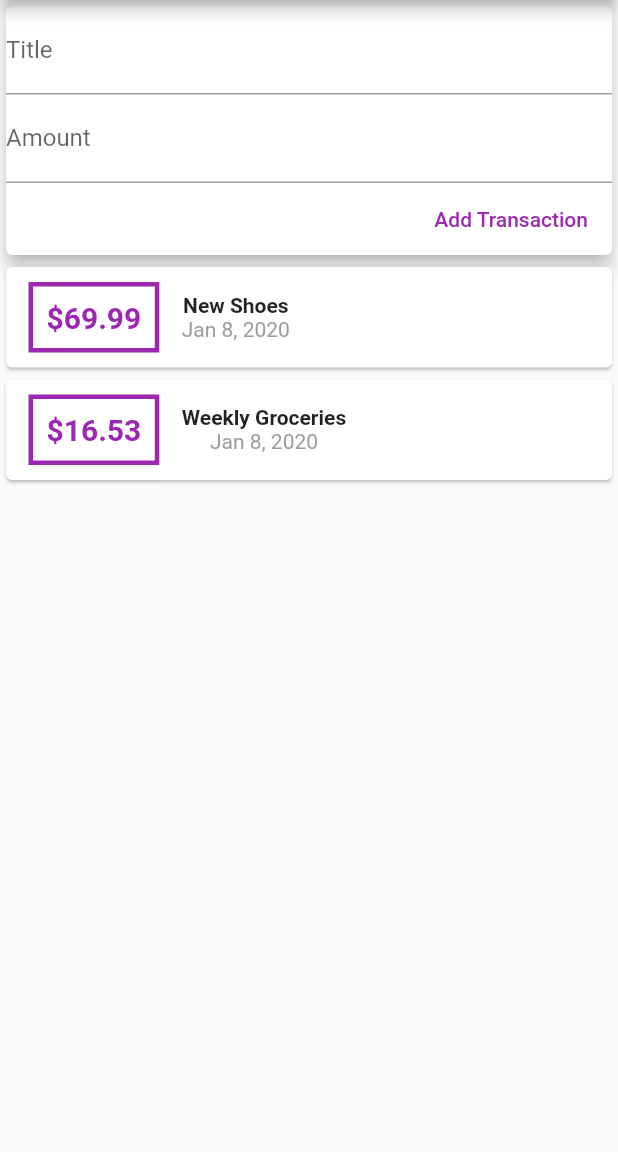
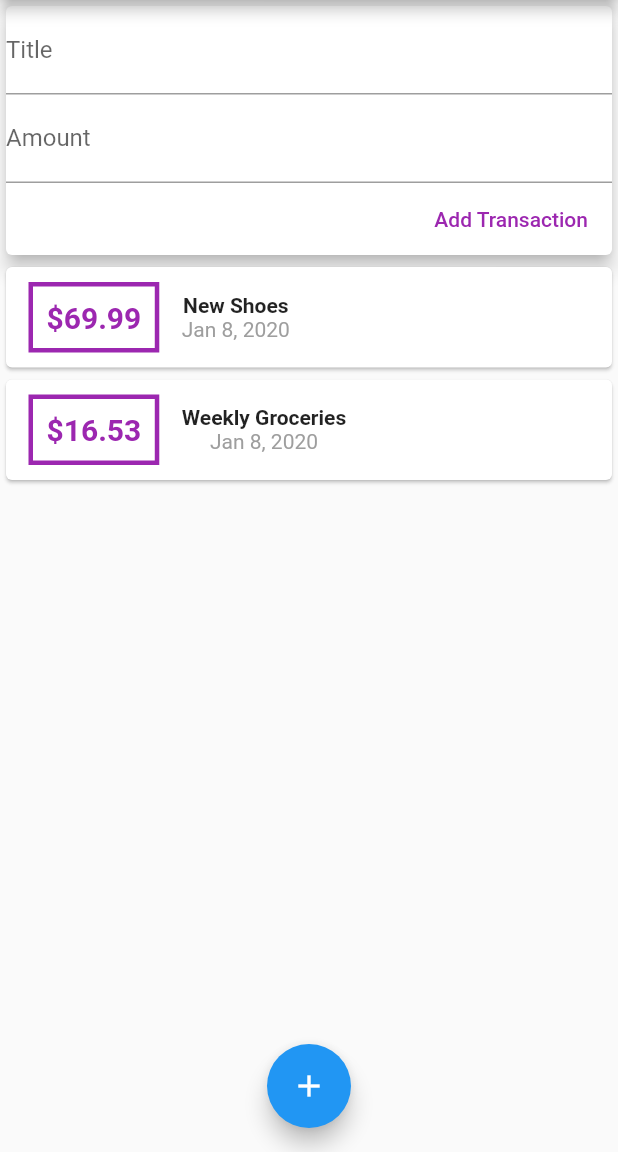
Before and after one commit to sutichaiu24/personalexpense, a Flutter app: the screen it shows after launch, after a tap on "Add Transaction", on a phone screen of 412 x 824 dp, the part 84-1236 px from its top. Run offline on Flutter 3.47's test engine with Material 2 defaults, Android fonts, the phone set to English and light mode, and no system bars.

Commit message:
add floating button

```diff
--- a/lib/main.dart
+++ b/lib/main.dart
@@ -22,11 +22,16 @@ class MyApp extends StatelessWidget {
 }
 
 class MyHomePage extends StatelessWidget {
-
   // String titleInput;
   // String amountInput;
   final titleController = TextEditingController();
   final amountController = TextEditingController();
+
+  void startAddNewTransaction(BuildContext ctx) {
+    showModalBottomSheet(context: ctx, builder: (_) {
+      return NewTransaction();
+    },);
+  }
 
   @override
   Widget build(BuildContext context) {
@@ -35,18 +40,20 @@ class MyHomePage extends StatelessWidget {
         title: Text('Personal Expense'),
       ),
       body: SingleChildScrollView(
-        child:   Column(
-        //   mainAxisAlignment: MainAxisAlignment.start,
-        crossAxisAlignment: CrossAxisAlignment.stretch,
-        children: <Widget>[
-          Container(
-            width: double.infinity
-          ),
-          UserTransactions()
-        ],
+        child: Column(
+          //   mainAxisAlignment: MainAxisAlignment.start,
+          crossAxisAlignment: CrossAxisAlignment.stretch,
+          children: <Widget>[
+            Container(width: double.infinity),
+            UserTransactions()
+          ],
+        ),
       ),
-      )
-
+      floatingActionButtonLocation: FloatingActionButtonLocation.centerFloat,
+      floatingActionButton: FloatingActionButton(
+        child: Icon(Icons.add),
+        onPressed: () {},
+      ),
     );
   }
 }
--- a/lib/widgets/new_transaction.dart
+++ b/lib/widgets/new_transaction.dart
@@ -1,4 +1,3 @@
-
 import 'package:flutter/material.dart';
 
 class NewTransaction extends StatelessWidget {
@@ -6,36 +5,46 @@ class NewTransaction extends StatelessWidget {
   final amountController = TextEditingController();
   final titleController = TextEditingController();
   NewTransaction(this.addTx);
+  void submitData() {
+    final enterTitle = titleController.text;
+    final enterAmount = double.parse(amountController.text);
+    if (enterTitle.isEmpty||enterAmount <0){
+      return;
+    }
+    addTx(enterTitle, enterAmount);
+  }
+
   @override
   Widget build(BuildContext context) {
-    return
-           Card(
+    return Card(
       elevation: 5,
       child: Column(
         crossAxisAlignment: CrossAxisAlignment.end,
-              children: <Widget>[TextField(
+        children: <Widget>[
+          TextField(
             controller: titleController,
             decoration: InputDecoration(labelText: 'Title'),
+            onSubmitted: (_) => submitData,
             // onChanged: (val) {
             //   titleInput = val ;
             // } ,
-              ), TextField(
+          ),
+          TextField(
             controller: amountController,
             decoration: InputDecoration(labelText: 'Amount'),
+            keyboardType: TextInputType.number,
+
             // onChanged: (val) => amountInput = val,
           ),
-              FlatButton(child: Text('Add Transaction',
+          FlatButton(
+            child: Text(
+              'Add Transaction',
             ),
             textColor: Colors.purple,
-              onPressed: (){
-
-                 addTx(titleController.text,double.parse(amountController.text));
-              },)
+            onPressed: submitData,
+          )
         ],
       ),
     );
-
-
-
   }
 }
--- a/lib/widgets/transaction_list.dart
+++ b/lib/widgets/transaction_list.dart
@@ -26,7 +26,7 @@ class TransactionList extends StatelessWidget {
                       )),
                       padding: EdgeInsets.all(9),
                       child: Text(
-                        '\$${transactions[index].amount}',
+                        '\$${transactions[index].amount.toStringAsFixed(2)}',
                         style: TextStyle(
                             fontWeight: FontWeight.bold,
                             fontSize: 20,
```
Also changed, not shown: 2 other files. Lines whose indentation alone changed are shown as unchanged.
